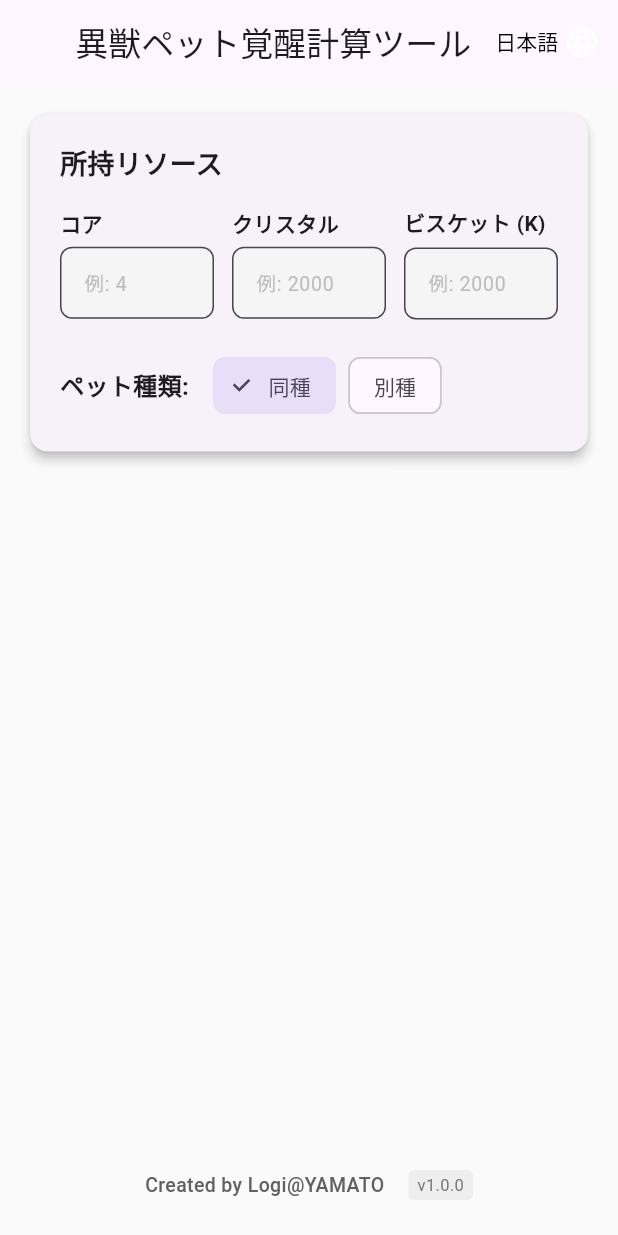
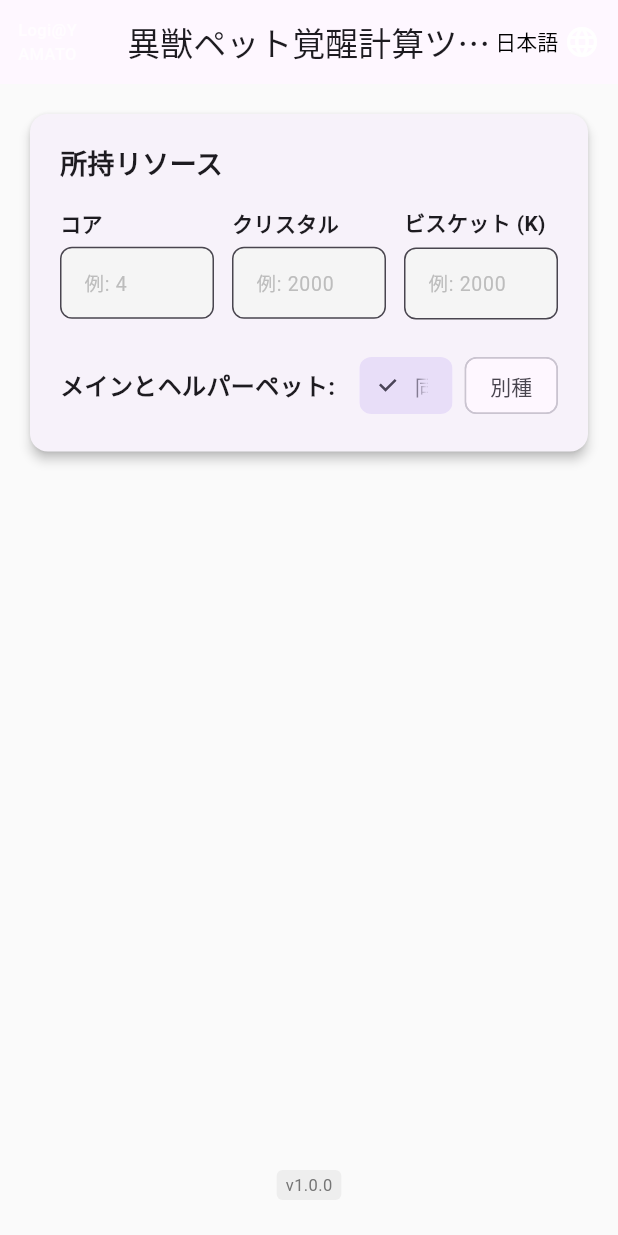
Before and after one commit to logiy5521-tech/xenoawake, a Flutter app: the screen it shows after launch, on a phone screen of 412 x 824 dp. Run offline on Flutter 3.47's test engine with Material 3 defaults, Android fonts, the light colour scheme and no system bars; our stand-ins replace shared_preferences.

Commit message:
微調整

```diff
--- a/lib/localization.dart
+++ b/lib/localization.dart
@@ -45,6 +45,7 @@ class AppLocalizations {
       'chicken': 'チキチキ',
       'capybara': 'カピカピ',
       'petType': 'ペット種類',
+      'mainAndHelperPet': 'メインとヘルパーペット',
       'sameType': '同種',
       'differentType': '別種',
       'mainPetAwakeningLevel': 'メインペット覚醒LV',
@@ -83,6 +84,7 @@ class AppLocalizations {
       'chicken': 'Chicken',
       'capybara': 'Capybara',
       'petType': 'Pet Type',
+      'mainAndHelperPet': 'Main and Helper Pets',
       'sameType': 'Same Type',
       'differentType': 'Different Type',
       'mainPetAwakeningLevel': 'Main Pet Awakening LV',
@@ -121,6 +123,7 @@ class AppLocalizations {
       'chicken': '小鸡',
       'capybara': '水豚',
       'petType': '宠物种类',
+      'mainAndHelperPet': '主宠和辅助宠物',
       'sameType': '同种',
       'differentType': '异种',
       'mainPetAwakeningLevel': '主宠觉醒等级',
@@ -159,6 +162,7 @@ class AppLocalizations {
       'chicken': '닭',
       'capybara': '카피바라',
       'petType': '펫 종류',
+      'mainAndHelperPet': '메인 및 헬퍼 펫',
       'sameType': '동종',
       'differentType': '이종',
       'mainPetAwakeningLevel': '메인 펫 각성 레벨',
--- a/lib/resource_calculator.dart
+++ b/lib/resource_calculator.dart
@@ -13,10 +13,8 @@ const String kAppCredit = 'Logi@YAMATO';
 class _ZenkakuToHankakuFormatter extends TextInputFormatter {
   @override
   TextEditingValue formatEditUpdate(TextEditingValue oldValue, TextEditingValue newValue) {
-    // 全角数字を半角数字に変換
     String converted = newValue.text;
 
-    // 全角数字を半角に変換
     const zenkaku = '０１２３４５６７８９';
     const hankaku = '0123456789';
 
@@ -24,7 +22,6 @@ class _ZenkakuToHankakuFormatter extends TextInputFormatter {
       converted = converted.replaceAll(zenkaku[i], hankaku[i]);
     }
 
-    // 数字以外を削除
     converted = converted.replaceAll(RegExp(r'[^0-9]'), '');
 
     return TextEditingValue(
@@ -383,6 +380,15 @@ class _ResourceCalculatorScreenState extends State<ResourceCalculatorScreen> {
       appBar: AppBar(
         title: Text(loc.translate('appTitle')),
         centerTitle: true,
+        leading: Padding(
+          padding: const EdgeInsets.only(left: 12),
+          child: Center(
+            child: Text(
+              kAppCredit,
+              style: const TextStyle(fontSize: 11, color: Colors.white70, fontWeight: FontWeight.w500),
+            ),
+          ),
+        ),
         actions: [
           Padding(
             padding: const EdgeInsets.only(right: 12),
@@ -428,20 +434,10 @@ class _ResourceCalculatorScreenState extends State<ResourceCalculatorScreen> {
               ),
               Padding(
                 padding: const EdgeInsets.only(top: 16, bottom: 8),
-                child: Row(
-                  mainAxisAlignment: MainAxisAlignment.center,
-                  children: [
-                    Text(
-                      'Created by $kAppCredit',
-                      style: TextStyle(fontSize: 13, color: Colors.grey[700], fontWeight: FontWeight.w500),
-                    ),
-                    const SizedBox(width: 16),
-                    Container(
-                      padding: const EdgeInsets.symmetric(horizontal: 6, vertical: 2),
-                      decoration: BoxDecoration(color: Colors.grey[200], borderRadius: BorderRadius.circular(4)),
-                      child: Text('v$kAppVersion', style: TextStyle(fontSize: 11, color: Colors.grey[600])),
-                    ),
-                  ],
+                child: Container(
+                  padding: const EdgeInsets.symmetric(horizontal: 6, vertical: 2),
+                  decoration: BoxDecoration(color: Colors.grey[200], borderRadius: BorderRadius.circular(4)),
+                  child: Text('v$kAppVersion', style: TextStyle(fontSize: 11, color: Colors.grey[600])),
                 ),
               ),
             ],
@@ -473,7 +469,10 @@ class _ResourceCalculatorScreenState extends State<ResourceCalculatorScreen> {
             const SizedBox(height: 20),
             Row(
               children: [
-                Text('${loc.translate('petType')}:', style: const TextStyle(fontSize: 16, fontWeight: FontWeight.bold)),
+                Text(
+                  '${loc.translate('mainAndHelperPet')}:',
+                  style: const TextStyle(fontSize: 16, fontWeight: FontWeight.bold),
+                ),
                 const SizedBox(width: 16),
                 Flexible(
                   child: ChoiceChip(
```
